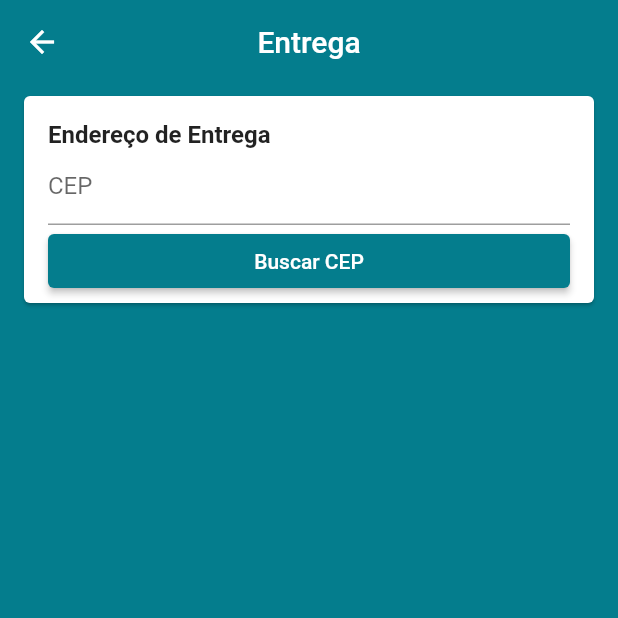
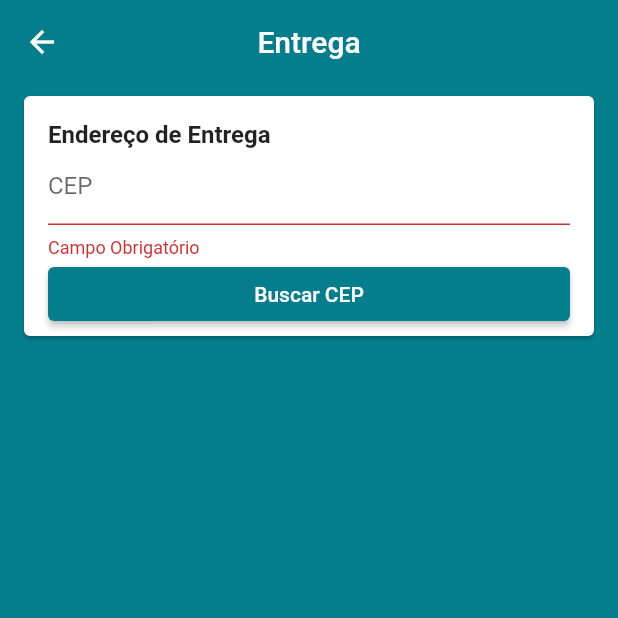
Before and after one commit to ed2aplicativos/game-store, a Flutter app: the AddressScreen screen opened by its route, after a tap on "Buscar CEP", on a phone screen of 412 x 824 dp, the top half of it. Run offline on Flutter 3.47's test engine with Material 2 defaults, Android fonts, the phone set to English and light mode, and no system bars; our stand-ins replace brasil_fields, carousel_pro, cloud_firestore, dio, firebase_auth, firebase_storage and 4 more; missing offline and left inert: alphabet_list_scroll_view, dart:ffi, via_cep; accounts and stored records are empty.

Commit message:
Formatando o Campo do CEP

```diff
--- a/lib/main.dart
+++ b/lib/main.dart
@@ -13,13 +13,10 @@ import 'package:new_game_store/screens/login/login_screen.dart';
 import 'package:new_game_store/screens/product/product_screen.dart';
 import 'package:new_game_store/screens/select_product/select_product_screen.dart';
 import 'package:new_game_store/screens/signup/signup_screen.dart';
-import 'package:new_game_store/sources/viacep_service.dart';
 import 'package:provider/provider.dart';
 
 void main() {
   runApp(MyApp());
-
-  ViaCepService().getAddressFromCep('79.010-190').then((address) => print(address));
 }
 
 class MyApp extends StatelessWidget {
--- a/lib/screens/address/components/address_card.dart
+++ b/lib/screens/address/components/address_card.dart
@@ -8,6 +8,7 @@ class AddressCard extends StatelessWidget {
       margin: const EdgeInsets.symmetric(horizontal: 16, vertical: 8),
       child: Padding(
         padding: const EdgeInsets.fromLTRB(16, 16, 16, 4),
+        child: Form(
           child: Column(
             crossAxisAlignment: CrossAxisAlignment.start,
             children: <Widget>[
@@ -22,6 +23,7 @@ class AddressCard extends StatelessWidget {
             ],
           ),
         ),
+      ),
     );
   }
 }
--- a/lib/screens/address/components/cep_input_field.dart
+++ b/lib/screens/address/components/cep_input_field.dart
@@ -1,7 +1,13 @@
+import 'package:brasil_fields/brasil_fields.dart';
 import 'package:flutter/material.dart';
 import 'package:flutter/services.dart';
+import 'package:new_game_store/models/cart_manager.dart';
+import 'package:provider/provider.dart';
 
 class CepInputField extends StatelessWidget {
+
+  final TextEditingController cepController = TextEditingController();
+
   @override
   Widget build(BuildContext context) {
     final primaryColor = Theme.of(context).primaryColor;
@@ -10,6 +16,14 @@ class CepInputField extends StatelessWidget {
       crossAxisAlignment: CrossAxisAlignment.stretch,
       children: <Widget>[
         TextFormField(
+          controller: cepController,
+          validator: (cep){
+            if(cep.isEmpty)
+              return 'Campo Obrigatório';
+            else if (cep.length < 10)
+              return 'CEP Inválido';
+            return null;
+          },
           decoration: const InputDecoration(
             isDense: true,
             labelText: 'CEP',
@@ -18,10 +32,15 @@ class CepInputField extends StatelessWidget {
           keyboardType: TextInputType.number,
           inputFormatters: [
             FilteringTextInputFormatter.digitsOnly,
+            CepInputFormatter(),
           ],
         ),
         ElevatedButton(
-          onPressed: () {},
+          onPressed: () {
+            if(Form.of(context).validate()){
+              context.read<CartManager>().getAddress(cepController.text);
+            }
+          },
           child: Text(
             'Buscar CEP',
             style: TextStyle(
--- a/lib/sources/viacep_service.dart
+++ b/lib/sources/viacep_service.dart
@@ -1,3 +1,5 @@
+import 'dart:ffi';
+
 import 'package:dio/dio.dart';
 import 'package:new_game_store/models/viacep_address.dart';
 import 'package:via_cep/via_cep.dart';
--- a/pubspec.yaml
+++ b/pubspec.yaml
@@ -42,6 +42,7 @@ dependencies:
   uuid: ^2.0.4
   dio: ^3.0.9
   via_cep: ^1.0.6
+  brasil_fields: ^0.1.0
 
 dev_dependencies:
   flutter_test:
```
Also changed, not shown: lib/models/cart_manager.dart (+16 -0 lines), pubspec.lock. Lines whose indentation alone changed are shown as unchanged.
